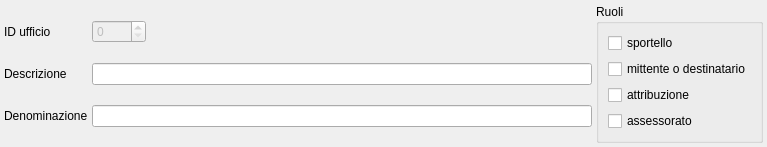
Before: the Qt Designer form src/com/axiastudio/suite/base/forms/ufficio.ui in tizianolattisi/suitegda, drawn with Qt 5.
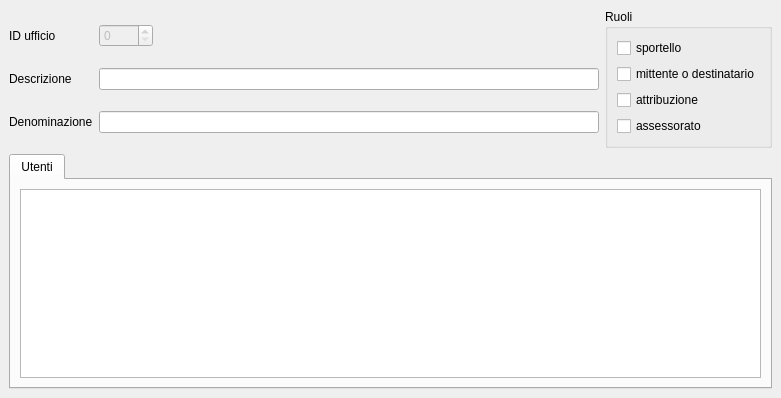
After: the same form once the commit is applied. Custom widgets are drawn as their Qt base class.

Diff of the .ui file:
```diff
--- a/src/com/axiastudio/suite/base/forms/ufficio.ui
+++ b/src/com/axiastudio/suite/base/forms/ufficio.ui
@@ -7,7 +7,7 @@
     <x>0</x>
     <y>0</y>
     <width>747</width>
-    <height>143</height>
+    <height>398</height>
    </rect>
   </property>
   <property name="windowTitle">
@@ -17,13 +17,9 @@
    <string>id,&lt;Descrizione&gt;</string>
   </property>
   <widget class="QWidget" name="centralwidget">
-   <layout class="QHBoxLayout" name="horizontalLayout" stretch="1,0">
-    <property name="spacing">
-     <number>4</number>
-    </property>
-    <property name="margin">
-     <number>4</number>
-    </property>
+   <layout class="QVBoxLayout" name="verticalLayout_3">
+    <item>
+     <layout class="QHBoxLayout" name="horizontalLayout">
     <item>
      <layout class="QGridLayout" name="gridLayout">
       <item row="0" column="0">
@@ -199,8 +195,44 @@
      </widget>
     </item>
    </layout>
-  </widget>
- </widget>
+    </item>
+    <item>
+     <widget class="QTabWidget" name="tabWidget">
+      <property name="currentIndex">
+       <number>0</number>
+      </property>
+      <widget class="QWidget" name="tab">
+       <attribute name="title">
+        <string>Utenti</string>
+       </attribute>
+       <layout class="QVBoxLayout" name="verticalLayout_2">
+        <item>
+         <widget class="com.axiastudio.pypapi.ui.widgets.PyPaPiTableView" name="tableView">
+          <property name="entity" stdset="0">
+           <string>.ufficioUtenteCollection</string>
+          </property>
+          <property name="columns" stdset="0">
+           <string>&gt;utente&lt;,ospite,ricerca,visualizza,riservato,daiperletto,inseriscepratica,modificapratica,consolida,responsabile,procedimenti,leggepec</string>
+          </property>
+          <property name="reference" stdset="0">
+           <string>utente</string>
+          </property>
+         </widget>
+        </item>
+       </layout>
+      </widget>
+     </widget>
+    </item>
+   </layout>
+  </widget>
+ </widget>
+ <customwidgets>
+  <customwidget>
+   <class>com.axiastudio.pypapi.ui.widgets.PyPaPiTableView</class>
+   <extends>QTableView</extends>
+   <header>pypapitableview.h</header>
+  </customwidget>
+ </customwidgets>
  <resources/>
  <connections/>
 </ui>
```
Lines whose indentation alone changed are shown as unchanged.
